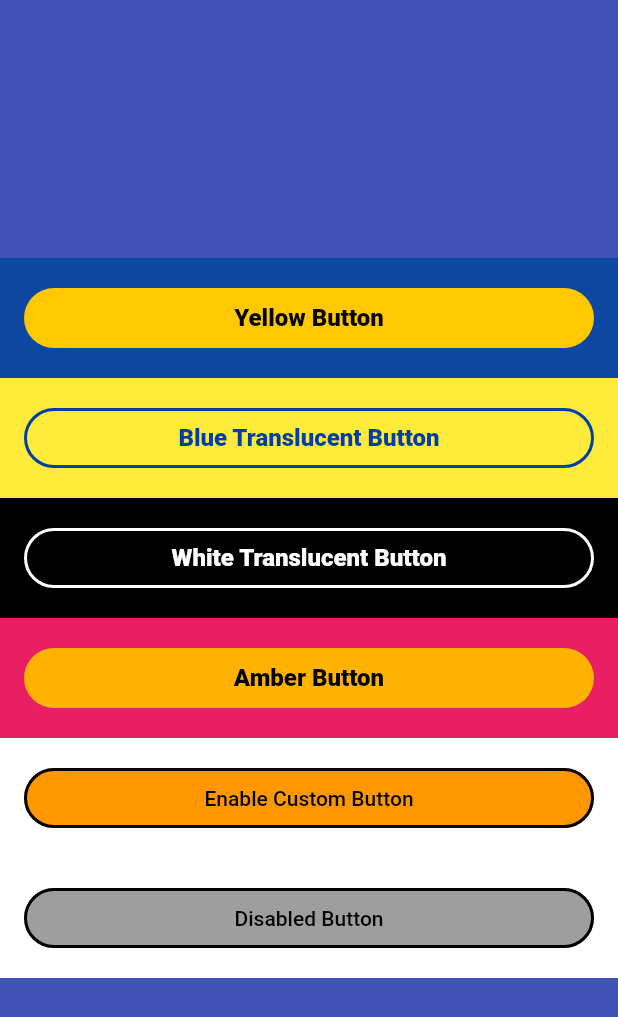
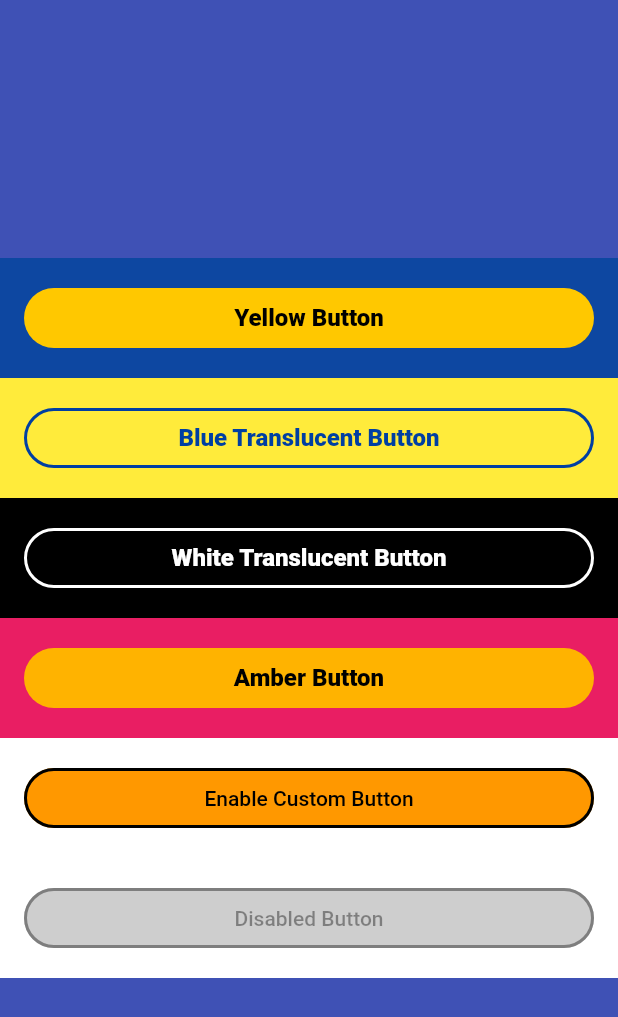
Before and after one commit to lcsvcn/ripple_button, a Flutter app: the screen it shows after launch, on a phone screen of 412 x 824 dp. Shown: the top 1017 px of the screen. Run offline on Flutter 3.47's test engine with Material 2 defaults, Android fonts, the phone set to English and light mode, and no system bars; our stand-ins replace another_flushbar.

```diff
--- a/lib/buttons/custom.dart
+++ b/lib/buttons/custom.dart
@@ -32,14 +32,17 @@ class CustomRippleButton extends StatelessWidget {
 
   @override
   Widget build(BuildContext context) {
-    final double maxWidth = MediaQuery.of(context).size.width;
+    final double _width = style.width ?? MediaQuery.of(context).size.width;
 
-    return ElevatedButton(
+    return AnimatedOpacity(
+      opacity: isEnabled ? 1.0 : 0.5,
+      duration: Duration(milliseconds: 200),
+      child: ElevatedButton(
         onPressed: isEnabled ? onPressed : null,
         child: child,
         style: ButtonStyle(
           minimumSize: MaterialStateProperty.all<Size>(Size(
-          style.width ?? maxWidth,
+            _width,
             style.height,
           )),
           elevation: MaterialStateProperty.all<double>(
@@ -61,6 +64,7 @@ class CustomRippleButton extends StatelessWidget {
             ),
           ),
         ),
+      ),
     );
   }
 }
```
Also changed, not shown: pubspec.yaml (line endings or trailing spaces). Lines whose indentation alone changed are shown as unchanged.
